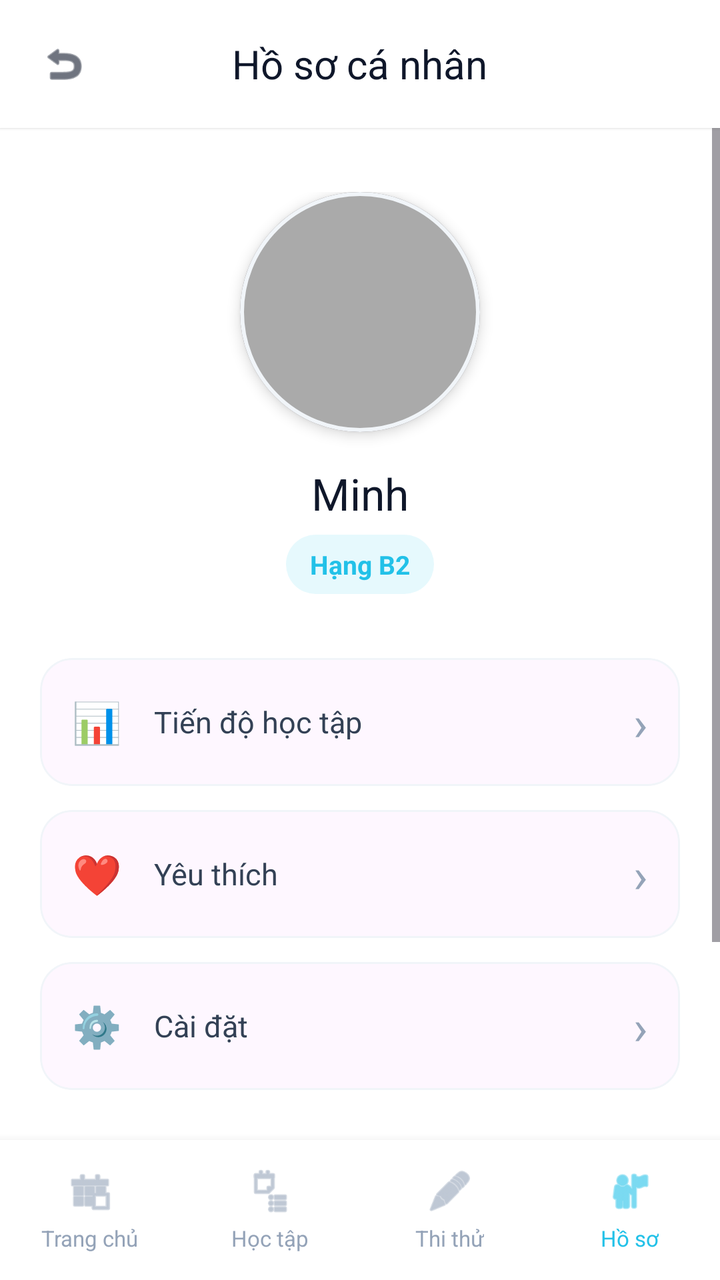
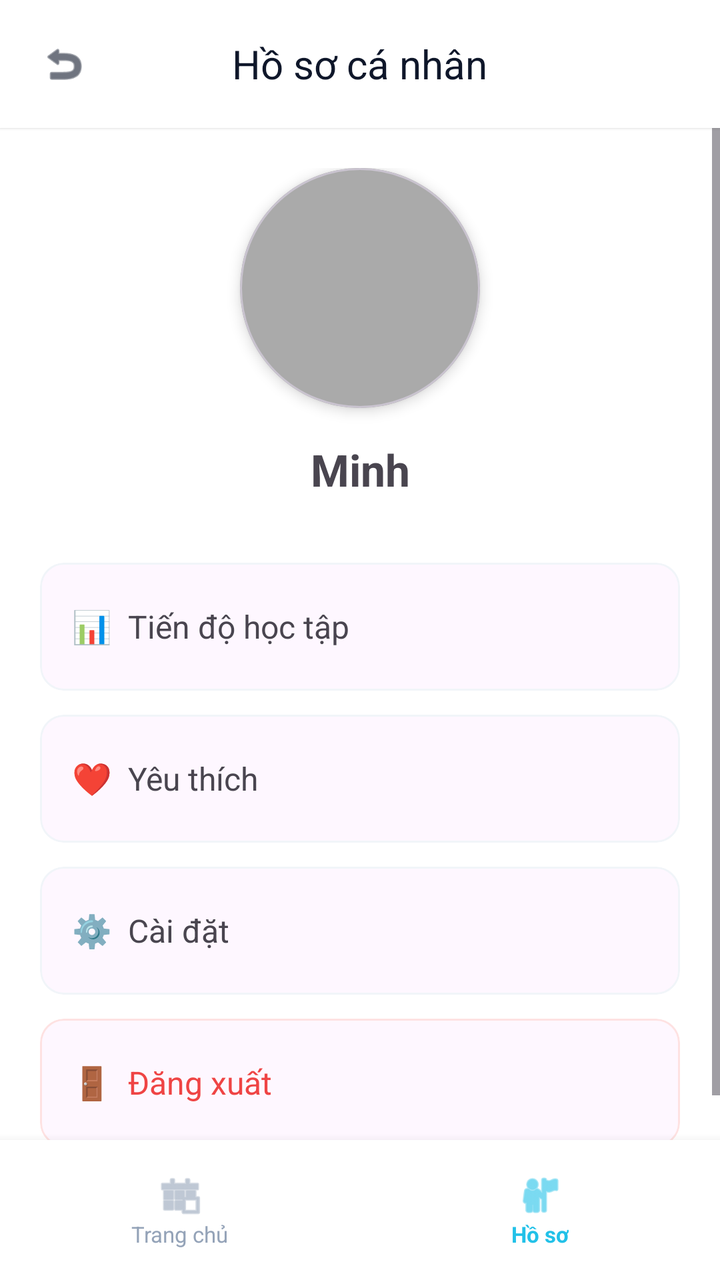

Before-and-after screenshots of an Android layout around one commit, followed by the original layout XML and the change that was made.
<!-- AndroidManifest.xml: application theme Theme.SmartTraffic -->
<!-- res/layout/activity_profile.xml -->
<?xml version="1.0" encoding="utf-8"?>
<RelativeLayout xmlns:android="http://schemas.android.com/apk/res/android"
    xmlns:app="http://schemas.android.com/apk/res-auto"
    android:layout_width="match_parent"
    android:layout_height="match_parent"
    android:background="#FFFFFF">

    
    <RelativeLayout
        android:id="@+id/header"
        android:layout_width="match_parent"
        android:layout_height="64dp"
        android:background="#FFFFFF"
        android:elevation="1dp">

        <ImageView
            android:id="@+id/btnBack"
            android:layout_width="48dp"
            android:layout_height="48dp"
            android:layout_centerVertical="true"
            android:layout_marginStart="8dp"
            android:padding="12dp"
            android:src="@android:drawable/ic_menu_revert"
            app:tint="#0F172A"
            android:background="?attr/selectableItemBackgroundBorderless"
            android:clickable="true"
            android:focusable="true"
            android:contentDescription="Quay lại" />

        <TextView
            android:layout_width="wrap_content"
            android:layout_height="wrap_content"
            android:layout_centerInParent="true"
            android:fontFamily="sans-serif-black"
            android:text="Hồ sơ cá nhân"
            android:textColor="#0F172A"
            android:textSize="20sp" />
    </RelativeLayout>

    
    <LinearLayout
        android:id="@+id/bottomNav"
        android:layout_width="match_parent"
        android:layout_height="70dp"
        android:layout_alignParentBottom="true"
        android:background="#FFFFFF"
        android:elevation="8dp"
        android:orientation="horizontal"
        android:gravity="center_vertical"
        android:baselineAligned="false">

        <LinearLayout
            android:id="@+id/navHome"
            android:layout_width="0dp"
            android:layout_height="match_parent"
            android:layout_weight="1"
            android:gravity="center"
            android:orientation="vertical"
            android:clickable="true"
            android:focusable="true"
            android:contentDescription="Trang chủ">
            <ImageView
                android:layout_width="24dp"
                android:layout_height="24dp"
                android:src="@android:drawable/ic_menu_today"
                app:tint="#94A3B8"
                android:contentDescription="icon" />
            <TextView
                android:layout_width="wrap_content"
                android:layout_height="wrap_content"
                android:layout_marginTop="4dp"
                android:text="Trang chủ"
                android:textColor="#94A3B8"
                android:textSize="11sp" />
        </LinearLayout>

        <LinearLayout
            android:id="@+id/navStudy"
            android:layout_width="0dp"
            android:layout_height="match_parent"
            android:layout_weight="1"
            android:gravity="center"
            android:orientation="vertical"
            android:clickable="true"
            android:focusable="true"
            android:contentDescription="Học tập">
            <ImageView
                android:layout_width="24dp"
                android:layout_height="24dp"
                android:src="@android:drawable/ic_menu_agenda"
                app:tint="#94A3B8"
                android:contentDescription="icon" />
            <TextView
                android:layout_width="wrap_content"
                android:layout_height="wrap_content"
                android:layout_marginTop="4dp"
                android:text="Học tập"
                android:textColor="#94A3B8"
                android:textSize="11sp" />
        </LinearLayout>

        <LinearLayout
            android:id="@+id/navQuiz"
            android:layout_width="0dp"
            android:layout_height="match_parent"
            android:layout_weight="1"
            android:gravity="center"
            android:orientation="vertical"
            android:clickable="true"
            android:focusable="true"
            android:contentDescription="Thi thử">
            <ImageView
                android:layout_width="24dp"
                android:layout_height="24dp"
                android:src="@android:drawable/ic_menu_edit"
                app:tint="#94A3B8"
                android:contentDescription="icon" />
            <TextView
                android:layout_width="wrap_content"
                android:layout_height="wrap_content"
                android:layout_marginTop="4dp"
                android:text="Thi thử"
                android:textColor="#94A3B8"
                android:textSize="11sp" />
        </LinearLayout>

        <LinearLayout
            android:id="@+id/navProfile"
            android:layout_width="0dp"
            android:layout_height="match_parent"
            android:layout_weight="1"
            android:gravity="center"
            android:orientation="vertical"
            android:clickable="true"
            android:focusable="true"
            android:contentDescription="Hồ sơ">
            <ImageView
                android:layout_width="24dp"
                android:layout_height="24dp"
                android:src="@android:drawable/ic_menu_myplaces"
                app:tint="#22C1E8"
                android:contentDescription="icon" />
            <TextView
                android:layout_width="wrap_content"
                android:layout_height="wrap_content"
                android:layout_marginTop="4dp"
                android:fontFamily="sans-serif-bold"
                android:text="Hồ sơ"
                android:textColor="#22C1E8"
                android:textSize="11sp" />
        </LinearLayout>
    </LinearLayout>

    
    <ScrollView
        android:layout_width="match_parent"
        android:layout_height="match_parent"
        android:layout_above="@id/bottomNav"
        android:layout_below="@id/header"
        android:fillViewport="true">

        <LinearLayout
            android:layout_width="match_parent"
            android:layout_height="wrap_content"
            android:orientation="vertical"
            android:paddingBottom="20dp">

            
            <LinearLayout
                android:layout_width="match_parent"
                android:layout_height="wrap_content"
                android:gravity="center"
                android:orientation="vertical"
                android:paddingVertical="32dp">

                <com.google.android.material.card.MaterialCardView
                    android:layout_width="120dp"
                    android:layout_height="120dp"
                    app:cardCornerRadius="60dp"
                    app:cardElevation="4dp"
                    app:strokeColor="#F1F5F9"
                    app:strokeWidth="2dp">
                    <ImageView
                        android:layout_width="match_parent"
                        android:layout_height="match_parent"
                        android:scaleType="centerCrop"
                        android:src="@android:color/darker_gray"
                        android:contentDescription="Avatar" />
                </com.google.android.material.card.MaterialCardView>

                <TextView
                    android:layout_width="wrap_content"
                    android:layout_height="wrap_content"
                    android:layout_marginTop="16dp"
                    android:fontFamily="sans-serif-black"
                    android:text="Minh"
                    android:textColor="#0F172A"
                    android:textSize="22sp" />

                <TextView
                    android:layout_width="wrap_content"
                    android:layout_height="wrap_content"
                    android:layout_marginTop="6dp"
                    android:background="@drawable/bg_chip"
                    android:paddingHorizontal="12dp"
                    android:paddingVertical="6dp"
                    android:text="Hạng B2"
                    android:textColor="#22C1E8"
                    android:textSize="13sp"
                    android:textStyle="bold" />
            </LinearLayout>

            
            <LinearLayout
                android:layout_width="match_parent"
                android:layout_height="wrap_content"
                android:orientation="vertical"
                android:paddingHorizontal="20dp">

                <com.google.android.material.card.MaterialCardView
                    android:id="@+id/itemProgress"
                    android:layout_width="match_parent"
                    android:layout_height="64dp"
                    android:layout_marginBottom="12dp"
                    app:cardCornerRadius="16dp"
                    app:cardElevation="0dp"
                    app:strokeColor="#F1F5F9"
                    app:strokeWidth="1dp"
                    android:clickable="true"
                    android:focusable="true">
                    <LinearLayout
                        android:layout_width="match_parent"
                        android:layout_height="match_parent"
                        android:gravity="center_vertical"
                        android:orientation="horizontal"
                        android:paddingHorizontal="16dp">
                        <TextView android:layout_width="wrap_content" android:layout_height="wrap_content" android:text="📊" android:textSize="20sp" android:contentDescription="icon" />
                        <TextView android:layout_width="0dp" android:layout_height="wrap_content" android:layout_marginStart="16dp" android:layout_weight="1" android:text="Tiến độ học tập" android:textColor="#334155" android:textSize="15sp" />
                        <TextView android:layout_width="wrap_content" android:layout_height="wrap_content" android:text="›" android:textColor="#94A3B8" android:textSize="24sp" />
                    </LinearLayout>
                </com.google.android.material.card.MaterialCardView>

                <com.google.android.material.card.MaterialCardView
                    android:id="@+id/itemFavorite"
                    android:layout_width="match_parent"
                    android:layout_height="64dp"
                    android:layout_marginBottom="12dp"
                    app:cardCornerRadius="16dp"
                    app:cardElevation="0dp"
                    app:strokeColor="#F1F5F9"
                    app:strokeWidth="1dp"
                    android:clickable="true"
                    android:focusable="true">
                    <LinearLayout
                        android:layout_width="match_parent"
                        android:layout_height="match_parent"
                        android:gravity="center_vertical"
                        android:orientation="horizontal"
                        android:paddingHorizontal="16dp">
                        <TextView android:layout_width="wrap_content" android:layout_height="wrap_content" android:text="❤️" android:textSize="20sp" android:contentDescription="icon" />
                        <TextView android:layout_width="0dp" android:layout_height="wrap_content" android:layout_marginStart="16dp" android:layout_weight="1" android:text="Yêu thích" android:textColor="#334155" android:textSize="15sp" />
                        <TextView android:layout_width="wrap_content" android:layout_height="wrap_content" android:text="›" android:textColor="#94A3B8" android:textSize="24sp" />
                    </LinearLayout>
                </com.google.android.material.card.MaterialCardView>

                <com.google.android.material.card.MaterialCardView
                    android:id="@+id/itemSetting"
                    android:layout_width="match_parent"
                    android:layout_height="64dp"
                    android:layout_marginBottom="12dp"
                    app:cardCornerRadius="16dp"
                    app:cardElevation="0dp"
                    app:strokeColor="#F1F5F9"
                    app:strokeWidth="1dp"
                    android:clickable="true"
                    android:focusable="true">
                    <LinearLayout
                        android:layout_width="match_parent"
                        android:layout_height="match_parent"
                        android:gravity="center_vertical"
                        android:orientation="horizontal"
                        android:paddingHorizontal="16dp">
                        <TextView android:layout_width="wrap_content" android:layout_height="wrap_content" android:text="⚙️" android:textSize="20sp" android:contentDescription="icon" />
                        <TextView android:layout_width="0dp" android:layout_height="wrap_content" android:layout_marginStart="16dp" android:layout_weight="1" android:text="Cài đặt" android:textColor="#334155" android:textSize="15sp" />
                        <TextView android:layout_width="wrap_content" android:layout_height="wrap_content" android:text="›" android:textColor="#94A3B8" android:textSize="24sp" />
                    </LinearLayout>
                </com.google.android.material.card.MaterialCardView>

                <com.google.android.material.card.MaterialCardView
                    android:id="@+id/itemLogout"
                    android:layout_width="match_parent"
                    android:layout_height="64dp"
                    android:layout_marginTop="20dp"
                    app:cardCornerRadius="16dp"
                    app:cardElevation="0dp"
                    app:strokeColor="#FEE2E2"
                    app:strokeWidth="1dp"
                    android:clickable="true"
                    android:focusable="true"
                    android:layout_marginBottom="32dp">
                    <LinearLayout
                        android:layout_width="match_parent"
                        android:layout_height="match_parent"
                        android:gravity="center_vertical"
                        android:orientation="horizontal"
                        android:paddingHorizontal="16dp">
                        <TextView android:layout_width="wrap_content" android:layout_height="wrap_content" android:text="🚪" android:textSize="20sp" android:contentDescription="icon" />
                        <TextView android:layout_width="0dp" android:layout_height="wrap_content" android:layout_marginStart="16dp" android:layout_weight="1" android:text="Đăng xuất" android:textColor="#EF4444" android:textSize="15sp" android:textStyle="bold" />
                    </LinearLayout>
                </com.google.android.material.card.MaterialCardView>

            </LinearLayout>
        </LinearLayout>
    </ScrollView>

</RelativeLayout>
<!-- resources referenced by this layout -->
<resources>
  <!-- drawable bg_chip (drawable) -->
  <shape xmlns:android="http://schemas.android.com/apk/res/android">
      <solid android:color="#E6F9FD"/>
      <corners android:radius="16dp"/>
  </shape>
  <style name="Theme.SmartTraffic" parent="Base.Theme.SmartTraffic" />
  <style name="Base.Theme.SmartTraffic" parent="Theme.Material3.DayNight.NoActionBar">
          
          <item name="android:fontFamily">sans-serif</item>
          <item name="fontFamily">sans-serif</item>
      </style>
</resources>

<!-- the commit's change to res/layout/activity_profile.xml (unified diff, before → after) -->
@@ -12,7 +12,6 @@
         android:layout_height="64dp"
         android:background="#FFFFFF"
         android:elevation="1dp">
-
         <ImageView
             android:id="@+id/btnBack"
             android:layout_width="48dp"
@@ -23,10 +22,7 @@
             android:src="@android:drawable/ic_menu_revert"
             app:tint="#0F172A"
             android:background="?attr/selectableItemBackgroundBorderless"
-            android:clickable="true"
-            android:focusable="true"
-            android:contentDescription="Quay lại" />
-
+            android:contentDescription="Back" />
         <TextView
             android:layout_width="wrap_content"
             android:layout_height="wrap_content"
@@ -45,199 +41,69 @@
         android:layout_alignParentBottom="true"
         android:background="#FFFFFF"
         android:elevation="8dp"
-        android:orientation="horizontal"
-        android:gravity="center_vertical"
-        android:baselineAligned="false">
-
-        <LinearLayout
-            android:id="@+id/navHome"
-            android:layout_width="0dp"
-            android:layout_height="match_parent"
-            android:layout_weight="1"
-            android:gravity="center"
-            android:orientation="vertical"
-            android:clickable="true"
-            android:focusable="true"
-            android:contentDescription="Trang chủ">
-            <ImageView
-                android:layout_width="24dp"
-                android:layout_height="24dp"
-                android:src="@android:drawable/ic_menu_today"
-                app:tint="#94A3B8"
-                android:contentDescription="icon" />
-            <TextView
-                android:layout_width="wrap_content"
-                android:layout_height="wrap_content"
-                android:layout_marginTop="4dp"
-                android:text="Trang chủ"
-                android:textColor="#94A3B8"
-                android:textSize="11sp" />
+        android:orientation="horizontal">
+        
+        <LinearLayout android:id="@+id/navHome" android:layout_width="0dp" android:layout_height="match_parent" android:layout_weight="1" android:gravity="center" android:orientation="vertical" android:clickable="true" android:focusable="true">
+            <ImageView android:layout_width="24dp" android:layout_height="24dp" android:src="@android:drawable/ic_menu_today" app:tint="#94A3B8" />
+            <TextView android:layout_width="wrap_content" android:layout_height="wrap_content" android:text="Trang chủ" android:textColor="#94A3B8" android:textSize="11sp" />
         </LinearLayout>
-
-        <LinearLayout
-            android:id="@+id/navStudy"
-            android:layout_width="0dp"
-            android:layout_height="match_parent"
-            android:layout_weight="1"
-            android:gravity="center"
-            android:orientation="vertical"
-            android:clickable="true"
-            android:focusable="true"
-            android:contentDescription="Học tập">
-            <ImageView
-                android:layout_width="24dp"
-                android:layout_height="24dp"
-                android:src="@android:drawable/ic_menu_agenda"
-                app:tint="#94A3B8"
-                android:contentDescription="icon" />
-            <TextView
-                android:layout_width="wrap_content"
-                android:layout_height="wrap_content"
-                android:layout_marginTop="4dp"
-                android:text="Học tập"
-                android:textColor="#94A3B8"
-                android:textSize="11sp" />
-        </LinearLayout>
-
-        <LinearLayout
-            android:id="@+id/navQuiz"
-            android:layout_width="0dp"
-            android:layout_height="match_parent"
-            android:layout_weight="1"
-            android:gravity="center"
-            android:orientation="vertical"
-            android:clickable="true"
-            android:focusable="true"
-            android:contentDescription="Thi thử">
-            <ImageView
-                android:layout_width="24dp"
-                android:layout_height="24dp"
-                android:src="@android:drawable/ic_menu_edit"
-                app:tint="#94A3B8"
-                android:contentDescription="icon" />
-            <TextView
-                android:layout_width="wrap_content"
-                android:layout_height="wrap_content"
-                android:layout_marginTop="4dp"
-                android:text="Thi thử"
-                android:textColor="#94A3B8"
-                android:textSize="11sp" />
-        </LinearLayout>
-
-        <LinearLayout
-            android:id="@+id/navProfile"
-            android:layout_width="0dp"
-            android:layout_height="match_parent"
-            android:layout_weight="1"
-            android:gravity="center"
-            android:orientation="vertical"
-            android:clickable="true"
-            android:focusable="true"
-            android:contentDescription="Hồ sơ">
-            <ImageView
-                android:layout_width="24dp"
-                android:layout_height="24dp"
-                android:src="@android:drawable/ic_menu_myplaces"
-                app:tint="#22C1E8"
-                android:contentDescription="icon" />
-            <TextView
-                android:layout_width="wrap_content"
-                android:layout_height="wrap_content"
-                android:layout_marginTop="4dp"
-                android:fontFamily="sans-serif-bold"
-                android:text="Hồ sơ"
-                android:textColor="#22C1E8"
-                android:textSize="11sp" />
+        
+        <LinearLayout android:id="@+id/navProfile" android:layout_width="0dp" android:layout_height="match_parent" android:layout_weight="1" android:gravity="center" android:orientation="vertical">
+            <ImageView android:layout_width="24dp" android:layout_height="24dp" android:src="@android:drawable/ic_menu_myplaces" app:tint="#22C1E8" />
+            <TextView android:layout_width="wrap_content" android:layout_height="wrap_content" android:text="Hồ sơ" android:textColor="#22C1E8" android:textSize="11sp" android:textStyle="bold" />
         </LinearLayout>
     </LinearLayout>
 
-    
     <ScrollView
         android:layout_width="match_parent"
         android:layout_height="match_parent"
         android:layout_above="@id/bottomNav"
         android:layout_below="@id/header"
         android:fillViewport="true">
-
         <LinearLayout
             android:layout_width="match_parent"
             android:layout_height="wrap_content"
             android:orientation="vertical"
-            android:paddingBottom="20dp">
+            android:padding="20dp">
+            
+            <com.google.android.material.card.MaterialCardView
+                android:layout_width="120dp"
+                android:layout_height="120dp"
+                android:layout_gravity="center"
+                app:cardCornerRadius="60dp"
+                app:cardElevation="4dp">
+                <ImageView
+                    android:layout_width="match_parent"
+                    android:layout_height="match_parent"
+                    android:scaleType="centerCrop"
+                    android:src="@android:color/darker_gray" />
+            </com.google.android.material.card.MaterialCardView>
+
+            <TextView
+                android:layout_width="match_parent"
+                android:layout_height="wrap_content"
+                android:layout_marginTop="16dp"
+                android:gravity="center"
+                android:text="Minh"
+                android:textSize="22sp"
+                android:textStyle="bold" />
 
             
             <LinearLayout
                 android:layout_width="match_parent"
                 android:layout_height="wrap_content"
-                android:gravity="center"
-                android:orientation="vertical"
-                android:paddingVertical="32dp">
-
-                <com.google.android.material.card.MaterialCardView
-                    android:layout_width="120dp"
-                    android:layout_height="120dp"
-                    app:cardCornerRadius="60dp"
-                    app:cardElevation="4dp"
-                    app:strokeColor="#F1F5F9"
-                    app:strokeWidth="2dp">
-                    <ImageView
-                        android:layout_width="match_parent"
-                        android:layout_height="match_parent"
-                        android:scaleType="centerCrop"
-                        android:src="@android:color/darker_gray"
-                        android:contentDescription="Avatar" />
-                </com.google.android.material.card.MaterialCardView>
-
-                <TextView
-                    android:layout_width="wrap_content"
-                    android:layout_height="wrap_content"
-                    android:layout_marginTop="16dp"
-                    android:fontFamily="sans-serif-black"
-                    android:text="Minh"
-                    android:textColor="#0F172A"
-                    android:textSize="22sp" />
-
-                <TextView
-                    android:layout_width="wrap_content"
-                    android:layout_height="wrap_content"
-                    android:layout_marginTop="6dp"
-                    android:background="@drawable/bg_chip"
-                    android:paddingHorizontal="12dp"
-                    android:paddingVertical="6dp"
-                    android:text="Hạng B2"
-                    android:textColor="#22C1E8"
-                    android:textSize="13sp"
-                    android:textStyle="bold" />
-            </LinearLayout>
-
-            
-            <LinearLayout
-                android:layout_width="match_parent"
-                android:layout_height="wrap_content"
-                android:orientation="vertical"
-                android:paddingHorizontal="20dp">
-
+                android:layout_marginTop="32dp"
+                android:orientation="vertical">
                 <com.google.android.material.card.MaterialCardView
                     android:id="@+id/itemProgress"
                     android:layout_width="match_parent"
                     android:layout_height="64dp"
                     android:layout_marginBottom="12dp"
-                    app:cardCornerRadius="16dp"
+                    app:cardCornerRadius="12dp"
                     app:cardElevation="0dp"
-                    app:strokeColor="#F1F5F9"
                     app:strokeWidth="1dp"
-                    android:clickable="true"
-                    android:focusable="true">
-                    <LinearLayout
-                        android:layout_width="match_parent"
-                        android:layout_height="match_parent"
-                        android:gravity="center_vertical"
-                        android:orientation="horizontal"
-                        android:paddingHorizontal="16dp">
-                        <TextView android:layout_width="wrap_content" android:layout_height="wrap_content" android:text="📊" android:textSize="20sp" android:contentDescription="icon" />
-                        <TextView android:layout_width="0dp" android:layout_height="wrap_content" android:layout_marginStart="16dp" android:layout_weight="1" android:text="Tiến độ học tập" android:textColor="#334155" android:textSize="15sp" />
-                        <TextView android:layout_width="wrap_content" android:layout_height="wrap_content" android:text="›" android:textColor="#94A3B8" android:textSize="24sp" />
-                    </LinearLayout>
+                    app:strokeColor="#F1F5F9">
+                    <TextView android:layout_width="match_parent" android:layout_height="match_parent" android:gravity="center_vertical" android:paddingHorizontal="16dp" android:text="📊  Tiến độ học tập" android:textSize="16sp" />
                 </com.google.android.material.card.MaterialCardView>
 
                 <com.google.android.material.card.MaterialCardView
@@ -245,22 +111,11 @@
                     android:layout_width="match_parent"
                     android:layout_height="64dp"
                     android:layout_marginBottom="12dp"
-                    app:cardCornerRadius="16dp"
+                    app:cardCornerRadius="12dp"
                     app:cardElevation="0dp"
-                    app:strokeColor="#F1F5F9"
                     app:strokeWidth="1dp"
-                    android:clickable="true"
-                    android:focusable="true">
-                    <LinearLayout
-                        android:layout_width="match_parent"
-                        android:layout_height="match_parent"
-                        android:gravity="center_vertical"
-                        android:orientation="horizontal"
-                        android:paddingHorizontal="16dp">
-                        <TextView android:layout_width="wrap_content" android:layout_height="wrap_content" android:text="❤️" android:textSize="20sp" android:contentDescription="icon" />
-                        <TextView android:layout_width="0dp" android:layout_height="wrap_content" android:layout_marginStart="16dp" android:layout_weight="1" android:text="Yêu thích" android:textColor="#334155" android:textSize="15sp" />
-                        <TextView android:layout_width="wrap_content" android:layout_height="wrap_content" android:text="›" android:textColor="#94A3B8" android:textSize="24sp" />
-                    </LinearLayout>
+                    app:strokeColor="#F1F5F9">
+                    <TextView android:layout_width="match_parent" android:layout_height="match_parent" android:gravity="center_vertical" android:paddingHorizontal="16dp" android:text="❤️  Yêu thích" android:textSize="16sp" />
                 </com.google.android.material.card.MaterialCardView>
 
                 <com.google.android.material.card.MaterialCardView
@@ -268,49 +123,24 @@
                     android:layout_width="match_parent"
                     android:layout_height="64dp"
                     android:layout_marginBottom="12dp"
-                    app:cardCornerRadius="16dp"
+                    app:cardCornerRadius="12dp"
                     app:cardElevation="0dp"
-                    app:strokeColor="#F1F5F9"
                     app:strokeWidth="1dp"
-                    android:clickable="true"
-                    android:focusable="true">
-                    <LinearLayout
-                        android:layout_width="match_parent"
-                        android:layout_height="match_parent"
-                        android:gravity="center_vertical"
-                        android:orientation="horizontal"
-                        android:paddingHorizontal="16dp">
-                        <TextView android:layout_width="wrap_content" android:layout_height="wrap_content" android:text="⚙️" android:textSize="20sp" android:contentDescription="icon" />
-                        <TextView android:layout_width="0dp" android:layout_height="wrap_content" android:layout_marginStart="16dp" android:layout_weight="1" android:text="Cài đặt" android:textColor="#334155" android:textSize="15sp" />
-                        <TextView android:layout_width="wrap_content" android:layout_height="wrap_content" android:text="›" android:textColor="#94A3B8" android:textSize="24sp" />
-                    </LinearLayout>
+                    app:strokeColor="#F1F5F9">
+                    <TextView android:layout_width="match_parent" android:layout_height="match_parent" android:gravity="center_vertical" android:paddingHorizontal="16dp" android:text="⚙️  Cài đặt" android:textSize="16sp" />
                 </com.google.android.material.card.MaterialCardView>
 
                 <com.google.android.material.card.MaterialCardView
                     android:id="@+id/itemLogout"
                     android:layout_width="match_parent"
                     android:layout_height="64dp"
-                    android:layout_marginTop="20dp"
-                    app:cardCornerRadius="16dp"
+                    app:cardCornerRadius="12dp"
                     app:cardElevation="0dp"
-                    app:strokeColor="#FEE2E2"
                     app:strokeWidth="1dp"
-                    android:clickable="true"
-                    android:focusable="true"
-                    android:layout_marginBottom="32dp">
-                    <LinearLayout
-                        android:layout_width="match_parent"
-                        android:layout_height="match_parent"
-                        android:gravity="center_vertical"
-                        android:orientation="horizontal"
-                        android:paddingHorizontal="16dp">
-                        <TextView android:layout_width="wrap_content" android:layout_height="wrap_content" android:text="🚪" android:textSize="20sp" android:contentDescription="icon" />
-                        <TextView android:layout_width="0dp" android:layout_height="wrap_content" android:layout_marginStart="16dp" android:layout_weight="1" android:text="Đăng xuất" android:textColor="#EF4444" android:textSize="15sp" android:textStyle="bold" />
-                    </LinearLayout>
+                    app:strokeColor="#FEE2E2">
+                    <TextView android:layout_width="match_parent" android:layout_height="match_parent" android:gravity="center_vertical" android:paddingHorizontal="16dp" android:text="🚪  Đăng xuất" android:textColor="#EF4444" android:textSize="16sp" />
                 </com.google.android.material.card.MaterialCardView>
-
             </LinearLayout>
         </LinearLayout>
     </ScrollView>
-
 </RelativeLayout>
<!-- resource entries referenced after the edit -->
@@ -1,10 +1,5 @@
 <!-- resources referenced by this layout -->
 <resources>
-  <!-- drawable bg_chip (drawable) -->
-  <shape xmlns:android="http://schemas.android.com/apk/res/android">
-      <solid android:color="#E6F9FD"/>
-      <corners android:radius="16dp"/>
-  </shape>
   <style name="Theme.SmartTraffic" parent="Base.Theme.SmartTraffic" />
   <style name="Base.Theme.SmartTraffic" parent="Theme.Material3.DayNight.NoActionBar">
           
